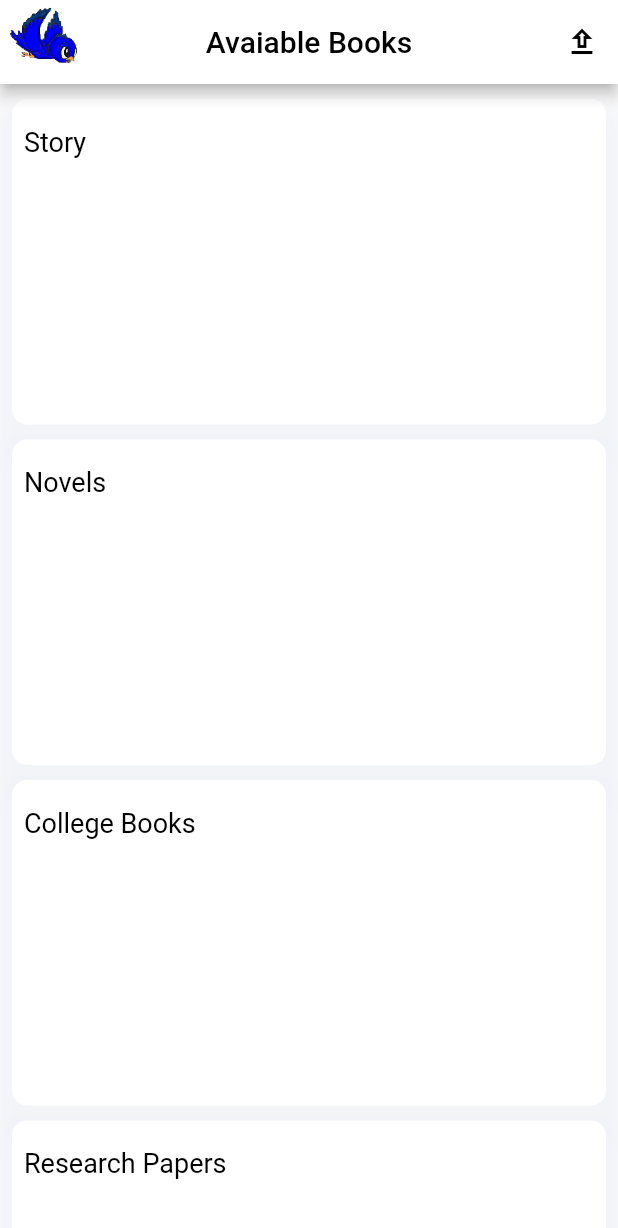
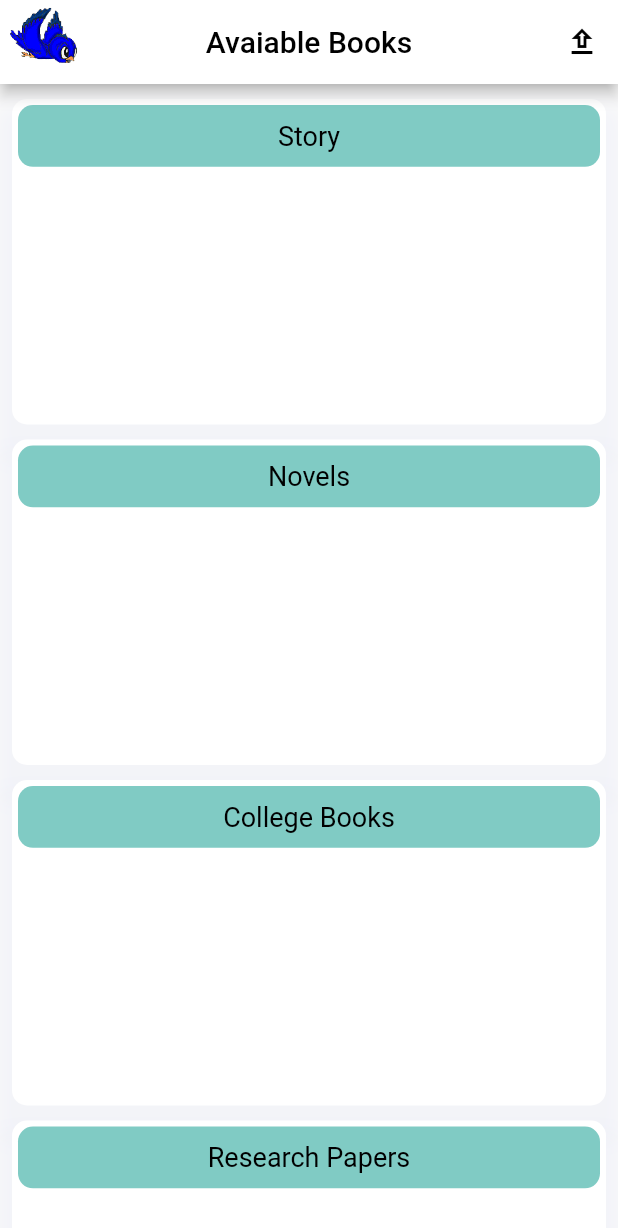
Before and after one commit to Prabesh789/Share-Book, a Flutter app: the MainDashboard screen opened directly with empty values, on a phone screen of 412 x 824 dp. Shown: the top 1228 px of the screen. Run offline on Flutter 3.47's test engine with Material 2 defaults, Android fonts, the phone set to English and light mode, and no system bars; our stand-ins replace bloc, cached_network_image, cloud_firestore, equatable, firebase_auth, firebase_core and 8 more; accounts and stored records are empty.

Commit message:
widget error

```diff
--- a/lib/screens/user_main_dashboard/custom_container.dart
+++ b/lib/screens/user_main_dashboard/custom_container.dart
@@ -2,10 +2,16 @@ import 'package:flutter/material.dart';
 
 class CustomContainer extends StatefulWidget {
   final String bookType;
-  final IconData icon; //if datatype is widget then, j ne pass grna milxa
+  //final IconData icon;
+  //if datatype is widget then, j ne pass grna milxa
+  // final Widget widget;
 
-  const CustomContainer({Key key, @required this.bookType, @required this.icon})
-      : super(key: key);
+  const CustomContainer({
+    Key key,
+    @required this.bookType,
+    // @required this.icon,
+    // @required this.widget
+  }) : super(key: key);
   @override
   _CustomContainerState createState() => _CustomContainerState();
 }
@@ -36,23 +42,28 @@ class _CustomContainerState extends State<CustomContainer> {
           children: [
             ListView(
               scrollDirection: Axis.horizontal,
-              children: <Widget>[Container()],
+              children: <Widget>[],
             ),
             Padding(
-              padding: const EdgeInsets.all(8.0),
+              padding: const EdgeInsets.all(4.0),
               child: Align(
                 alignment: Alignment.topLeft,
                 child: SizedBox(
-                  width: size.width / 2,
+                  width: size.width,
                   height: size.height / 20,
                   child: Container(
+                    decoration: BoxDecoration(
+                      borderRadius: BorderRadius.circular(10),
+                      color: Colors.teal[200],
+                    ),
                     child: Row(
+                      mainAxisAlignment: MainAxisAlignment.center,
                       children: <Widget>[
                         Text(
                           "${widget.bookType}",
                           style: TextStyle(fontSize: 18),
                         ),
-                        Icon(widget.icon)
+                        //Icon(widget.icon)
                       ],
                     ),
                   ),
--- a/lib/screens/user_main_dashboard/user_main_dashboard.dart
+++ b/lib/screens/user_main_dashboard/user_main_dashboard.dart
@@ -3,6 +3,7 @@ import 'package:cached_network_image/cached_network_image.dart';
 import 'package:cloud_firestore/cloud_firestore.dart';
 import 'package:firebase_auth/firebase_auth.dart';
 import 'package:flutter/material.dart';
+import 'package:material_design_icons_flutter/material_design_icons_flutter.dart';
 import 'package:sharebook/screens/login_screen/login_page.dart';
 import 'package:sharebook/screens/upload_books/upload_books.dart';
 import 'package:sharebook/screens/user_homepage/user_home_page.dart';
@@ -211,28 +212,36 @@ class _MainDashboardState extends State<MainDashboard> {
           child: Column(
             children: <Widget>[
               CustomContainer(
+                // widget: Container(
+                //   color: Colors.red,
+                // ),
                 bookType: "Story",
-                icon: null,
+                // icon: MdiIcons.diamond,
               ),
               CustomContainer(
+                // widget: Container(),
                 bookType: "Novels",
-                icon: null,
+                // icon: MdiIcons.diamond,
               ),
               CustomContainer(
+                // widget: Container(),
                 bookType: "College Books",
-                icon: null,
+                // icon: MdiIcons.diamond,
               ),
               CustomContainer(
+                // widget: Container(),
                 bookType: "Research Papers",
-                icon: null,
+                // icon: MdiIcons.diamond,
               ),
               CustomContainer(
+                // widget: Container(),
                 bookType: "Encyclopedia",
-                icon: null,
+                // icon: MdiIcons.diamond,
               ),
               CustomContainer(
+                // widget: Container(),
                 bookType: "Others",
-                icon: null,
+                // icon: MdiIcons.bookAccount,
               ),
             ],
           ),
```
